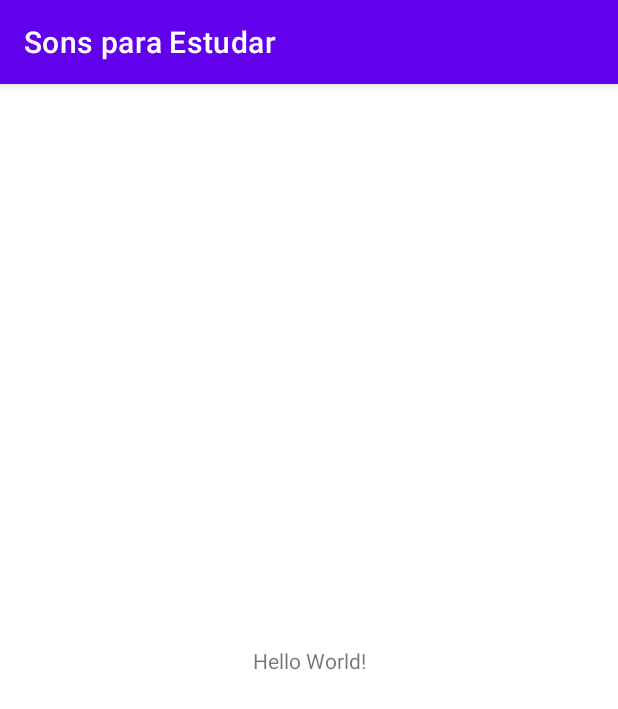
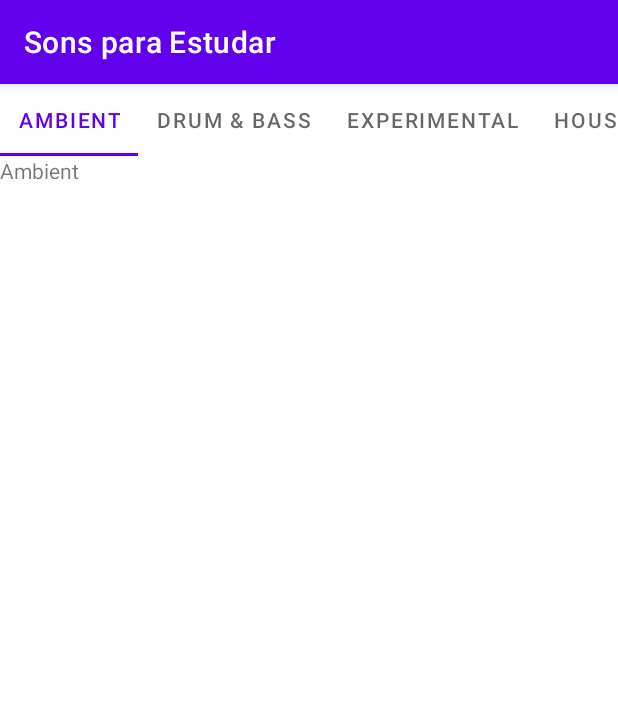
Before and after one commit to GuilhermeSilva8/sons-para-estudar, an Android app: the screen it shows after launch (MainActivity), on a phone screen of 412 x 824 dp. Shown: the top 709 px of the screen. Run offline under Robolectric (Android 15) with nearby library versions, the light colour scheme and no system bars.

Commit message:
Implementação das abas com o TabLayout e o ViewPager2

```diff
--- a/app/src/main/java/com/example/sonsparaestudar/MainActivity.kt
+++ b/app/src/main/java/com/example/sonsparaestudar/MainActivity.kt
@@ -2,10 +2,45 @@ package com.example.sonsparaestudar
 
 import androidx.appcompat.app.AppCompatActivity
 import android.os.Bundle
+import androidx.viewpager2.widget.ViewPager2
+import com.example.sonsparaestudar.adapters.ViewPagerAdapter
+import com.google.android.material.tabs.TabLayout
+import com.google.android.material.tabs.TabLayoutMediator
 
 class MainActivity : AppCompatActivity() {
     override fun onCreate(savedInstanceState: Bundle?) {
         super.onCreate(savedInstanceState)
         setContentView(R.layout.activity_main)
+
+        val tabLayout = findViewById<TabLayout>(R.id.tlAbas)
+        val viewPager2 = findViewById<ViewPager2>(R.id.vpFragments)
+        val vpAdapter = ViewPagerAdapter(supportFragmentManager, lifecycle)
+
+        viewPager2.adapter = vpAdapter
+        TabLayoutMediator(tabLayout, viewPager2) {tab, position ->
+            when(position) {
+                0 -> {
+                    tab.text = "Ambient"
+                }
+                1 -> {
+                    tab.text = "Drum & Bass"
+                }
+                2 -> {
+                    tab.text = "Experimental"
+                }
+                3 -> {
+                    tab.text = "House"
+                }
+                4 -> {
+                    tab.text = "Pop"
+                }
+                5 -> {
+                    tab.text = "R&B"
+                }
+                6 -> {
+                    tab.text = "Trap/Hip-Hop"
+                }
+            }
+        }.attach()
     }
 }
--- /dev/null
+++ b/app/src/main/java/com/example/sonsparaestudar/adapters/ViewPagerAdapter.kt
@@ -0,0 +1,42 @@
+package com.example.sonsparaestudar.adapters
+
+import androidx.fragment.app.Fragment
+import androidx.fragment.app.FragmentManager
+import androidx.lifecycle.Lifecycle
+import androidx.viewpager2.adapter.FragmentStateAdapter
+import com.example.sonsparaestudar.fragments.*
+
+class ViewPagerAdapter(fragmentManager: FragmentManager, lifecycle: Lifecycle) : FragmentStateAdapter(fragmentManager, lifecycle) {
+    override fun getItemCount(): Int {
+        return 7
+    }
+
+    override fun createFragment(position: Int): Fragment {
+        return when(position) {
+            0 -> {
+                AmbientFragment()
+            }
+            1 -> {
+                DrumBassFragment()
+            }
+            2 -> {
+                ExperimentalFragment()
+            }
+            3 -> {
+                HouseFragment()
+            }
+            4 -> {
+                PopFragment()
+            }
+            5 -> {
+                RBFragment()
+            }
+            6 -> {
+                TrapHipHopFragment()
+            }
+            else -> {
+                Fragment()
+            }
+        }
+    }
+}
--- /dev/null
+++ b/app/src/main/java/com/example/sonsparaestudar/fragments/AmbientFragment.kt
@@ -0,0 +1,23 @@
+package com.example.sonsparaestudar.fragments
+
+import android.os.Bundle
+import androidx.fragment.app.Fragment
+import android.view.LayoutInflater
+import android.view.View
+import android.view.ViewGroup
+import com.example.sonsparaestudar.R
+
+class AmbientFragment : Fragment() {
+
+    override fun onCreate(savedInstanceState: Bundle?) {
+        super.onCreate(savedInstanceState)
+    }
+
+    override fun onCreateView(
+        inflater: LayoutInflater, container: ViewGroup?,
+        savedInstanceState: Bundle?
+    ): View? {
+        // Inflate the layout for this fragment
+        return inflater.inflate(R.layout.fragment_ambient, container, false)
+    }
+}
--- a/app/src/main/res/layout/activity_main.xml
+++ b/app/src/main/res/layout/activity_main.xml
@@ -6,13 +6,24 @@
     android:layout_height="match_parent"
     tools:context=".MainActivity">
 
-    <TextView
-        android:layout_width="wrap_content"
+    <com.google.android.material.tabs.TabLayout
+        android:id="@+id/tlAbas"
+        android:layout_width="match_parent"
         android:layout_height="wrap_content"
-        android:text="Hello World!"
-        app:layout_constraintBottom_toBottomOf="parent"
-        app:layout_constraintLeft_toLeftOf="parent"
-        app:layout_constraintRight_toRightOf="parent"
+        app:tabMode="scrollable"
+        app:layout_constraintEnd_toEndOf="parent"
+        app:layout_constraintHorizontal_bias="0.5"
+        app:layout_constraintStart_toStartOf="parent"
         app:layout_constraintTop_toTopOf="parent" />
 
+    <androidx.viewpager2.widget.ViewPager2
+        android:id="@+id/vpFragments"
+        android:layout_width="match_parent"
+        android:layout_height="0dp"
+        app:layout_constraintBottom_toBottomOf="parent"
+        app:layout_constraintEnd_toEndOf="parent"
+        app:layout_constraintHorizontal_bias="0.5"
+        app:layout_constraintStart_toStartOf="parent"
+        app:layout_constraintTop_toBottomOf="@id/tlAbas" />
+
 </androidx.constraintlayout.widget.ConstraintLayout>
--- /dev/null
+++ b/app/src/main/res/layout/fragment_ambient.xml
@@ -0,0 +1,14 @@
+<?xml version="1.0" encoding="utf-8"?>
+<FrameLayout xmlns:android="http://schemas.android.com/apk/res/android"
+    xmlns:tools="http://schemas.android.com/tools"
+    android:layout_width="match_parent"
+    android:layout_height="match_parent"
+    tools:context=".fragments.AmbientFragment">
+
+    <!-- TODO: Update blank fragment layout -->
+    <TextView
+        android:layout_width="match_parent"
+        android:layout_height="match_parent"
+        android:text="Ambient" />
+
+</FrameLayout>
--- a/app/src/main/res/values/strings.xml
+++ b/app/src/main/res/values/strings.xml
@@ -1,3 +1,5 @@
 <resources>
     <string name="app_name">Sons para Estudar</string>
+    <!-- TODO: Remove or change this placeholder text -->
+    <string name="hello_blank_fragment">Hello blank fragment</string>
 </resources>
```
Also changed, not shown: app/build.gradle (+8 -0 lines), app/src/main/java/com/example/sonsparaestudar/fragments/DrumBassFragment.kt (added, +23 -0 lines), app/src/main/java/com/example/sonsparaestudar/fragments/ExperimentalFragment.kt (added, +23 -0 lines), app/src/main/java/com/example/sonsparaestudar/fragments/HouseFragment.kt (added, +22 -0 lines), app/src/main/java/com/example/sonsparaestudar/fragments/PopFragment.kt (added, +23 -0 lines), app/src/main/java/com/example/sonsparaestudar/fragments/RBFragment.kt (added, +23 -0 lines), app/src/main/java/com/example/sonsparaestudar/fragments/TrapHipHopFragment.kt (added, +23 -0 lines), app/src/main/res/layout/fragment_drum_bass.xml (added, +14 -0 lines), app/src/main/res/layout/fragment_experimental.xml (added, +14 -0 lines), app/src/main/res/layout/fragment_house.xml (added, +14 -0 lines), app/src/main/res/layout/fragment_pop.xml (added, +14 -0 lines), app/src/main/res/layout/fragment_r_b.xml (added, +14 -0 lines), app/src/main/res/layout/fragment_trap_hip_hop.xml (added, +14 -0 lines).
